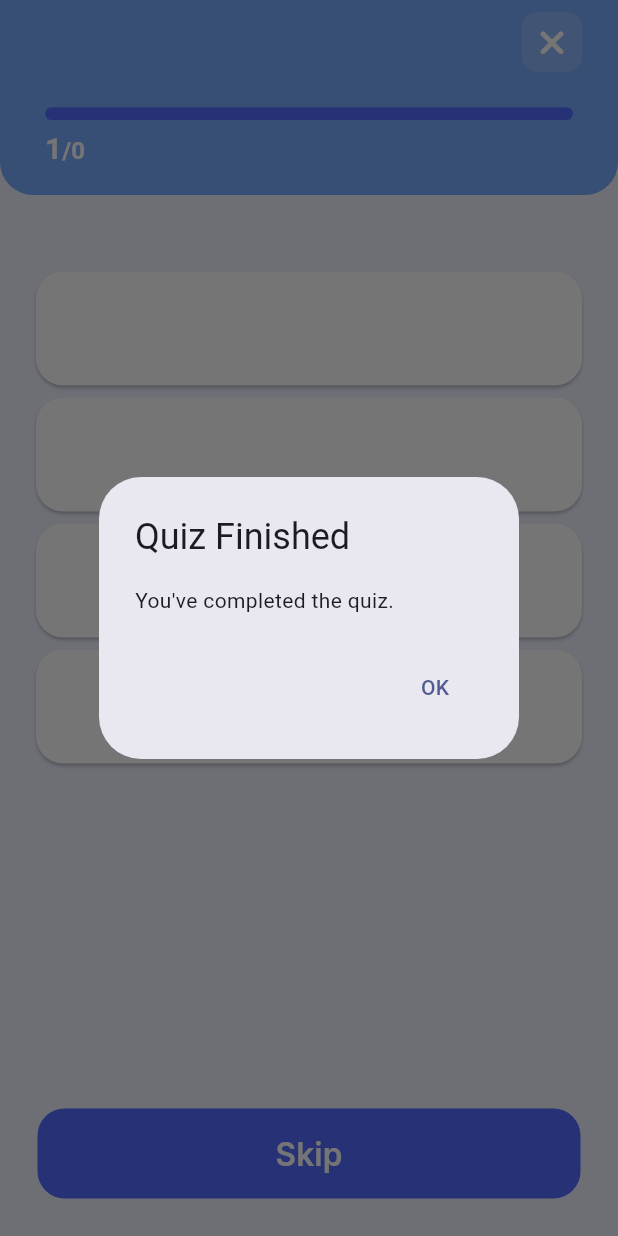
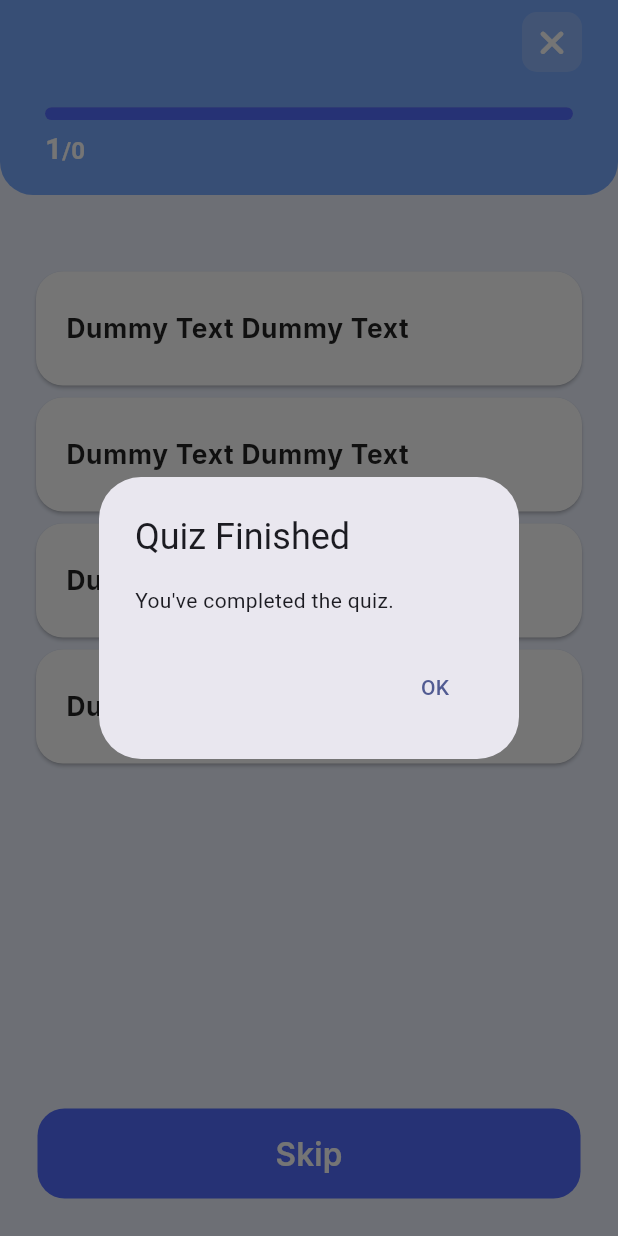
Before and after one commit to snusberg-sudo/quizzie, a Flutter app: the QuizScreen screen opened directly with empty values, after a tap on "Skip", on a phone screen of 412 x 824 dp. Run offline on Flutter 3.47's test engine with Material 3 defaults, Android fonts, the phone set to English and light mode, and no system bars; drawn by our look-alikes of skeletonizer; our stand-ins replace dio, flutter_dotenv, flutter_secure_storage, flutter_svg, font_awesome_flutter, google_fonts and 3 more; accounts and stored records are empty; network calls fail.

Commit message:
wake up mr.west

```diff
--- a/lib/views/pages/quiz_screen.dart
+++ b/lib/views/pages/quiz_screen.dart
@@ -23,6 +23,10 @@ class _QuizScreenState extends State<QuizScreen> {
   bool _isLoading = true;
   bool _hasError = false;
   List<Map> selectedChoices = [];
+  PaintingEffect skeletonEffect = PulseEffect(
+                  from: Colors.grey.shade300,
+                  to: Colors.grey.shade100,
+                );
 
   @override
   void initState() {
@@ -31,12 +35,14 @@ class _QuizScreenState extends State<QuizScreen> {
   }
 
   Future<void> _postAnswers() async {
-    print("Hello World!");
     final apiService = ApiService();
-    try{
-      final response = await apiService.post('/user/quiz-assignments/${widget.quiz.id}/answers', {"answers": selectedChoices});
+    try {
+      final response = await apiService.post(
+        '/user/quiz-assignments/${widget.quiz.id}/answers',
+        {"answers": selectedChoices},
+      );
       print(response.data);
-    } catch(error){
+    } catch (error) {
       _hasError = true;
     }
   }
@@ -70,7 +76,6 @@ class _QuizScreenState extends State<QuizScreen> {
         _currentQuestionIndex++;
       });
     } else {
-
       showDialog(
         context: context,
         builder:
@@ -78,10 +83,7 @@ class _QuizScreenState extends State<QuizScreen> {
               title: Text("Quiz Finished"),
               content: Text("You've completed the quiz."),
               actions: [
-                TextButton(
-                  onPressed: () => _postAnswers(),
-                  child: Text("OK"),
-                ),
+                TextButton(onPressed: () => _postAnswers(), child: Text("OK")),
               ],
             ),
       );
@@ -92,7 +94,9 @@ class _QuizScreenState extends State<QuizScreen> {
   Widget build(BuildContext context) {
     final bool hasData = !_isLoading && _questions.isNotEmpty;
     final question = hasData ? _questions[_currentQuestionIndex] : null;
-    final hasChoice = hasData && (selectedChoices[_currentQuestionIndex]['choice_id'] != null);
+    final hasChoice =
+        hasData &&
+        (selectedChoices[_currentQuestionIndex]['choice_id'] != null);
     return Scaffold(
       backgroundColor: Color(0xffedf2ff),
       body: CustomScrollView(
@@ -130,11 +134,7 @@ class _QuizScreenState extends State<QuizScreen> {
                       child: Skeletonizer(
                         enabled: _isLoading,
                         enableSwitchAnimation: true,
-                        effect: ShimmerEffect(
-                          baseColor: Colors.grey.shade300,
-                          highlightColor: Colors.grey.shade100,
-                          duration: Duration(seconds: 1),
-                        ),
+                        effect: skeletonEffect,
                         child: Column(
                           mainAxisAlignment: MainAxisAlignment.end,
                           crossAxisAlignment: CrossAxisAlignment.start,
@@ -203,6 +203,7 @@ class _QuizScreenState extends State<QuizScreen> {
             padding: EdgeInsets.symmetric(horizontal: 20.0),
             sliver: SliverToBoxAdapter(
               child: Skeletonizer(
+                effect: skeletonEffect,
                 enabled: _isLoading,
                 child: ListView.builder(
                   itemCount: hasData ? question['choices'].length : 4,
@@ -213,7 +214,8 @@ class _QuizScreenState extends State<QuizScreen> {
                     final isChoice =
                         (hasData &&
                                 _currentQuestionIndex < selectedChoices.length)
-                            ? selectedChoices[_currentQuestionIndex]['choice_id'] == choice['id']
+                            ? selectedChoices[_currentQuestionIndex]['choice_id'] ==
+                                choice['id']
                             : false;
                     return Card(
                       color: isChoice ? Colors.green.shade500 : Colors.white,
@@ -226,7 +228,9 @@ class _QuizScreenState extends State<QuizScreen> {
                           vertical: 10.0,
                         ),
                         title: Text(
-                          hasData ? choice["choice_text"] : "",
+                          hasData
+                              ? choice["choice_text"]
+                              : "Dummy Text Dummy Text",
                           style: GoogleFonts.inter(
                             fontWeight: FontWeight.bold,
                             color: isChoice ? Colors.white : Colors.black87,
@@ -235,7 +239,8 @@ class _QuizScreenState extends State<QuizScreen> {
                         ),
                         onTap: () {
                           setState(() {
-                            selectedChoices[_currentQuestionIndex]['choice_id'] = choice['id'];
+                            selectedChoices[_currentQuestionIndex]['choice_id'] =
+                                choice['id'];
                           });
                         },
                       ),
```
